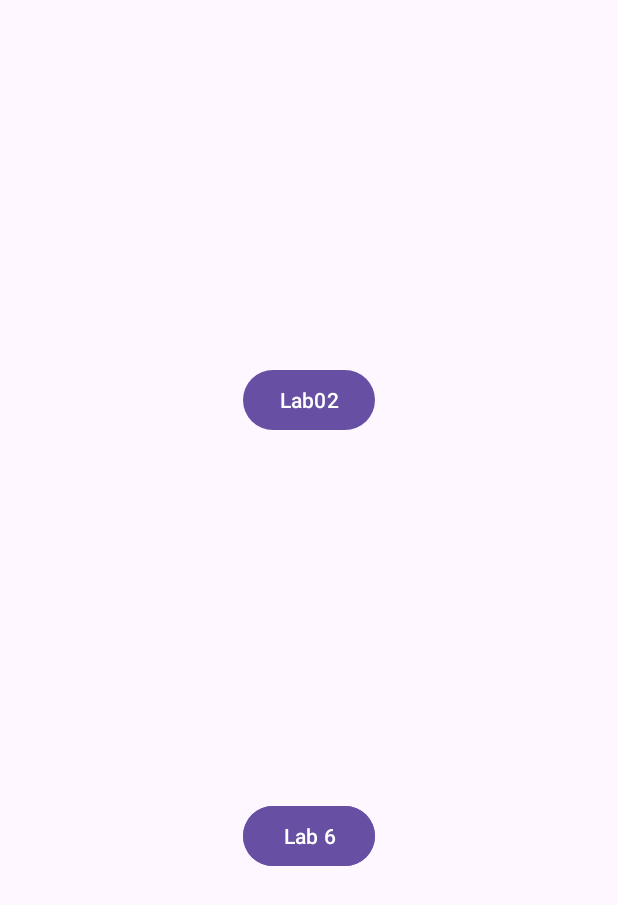
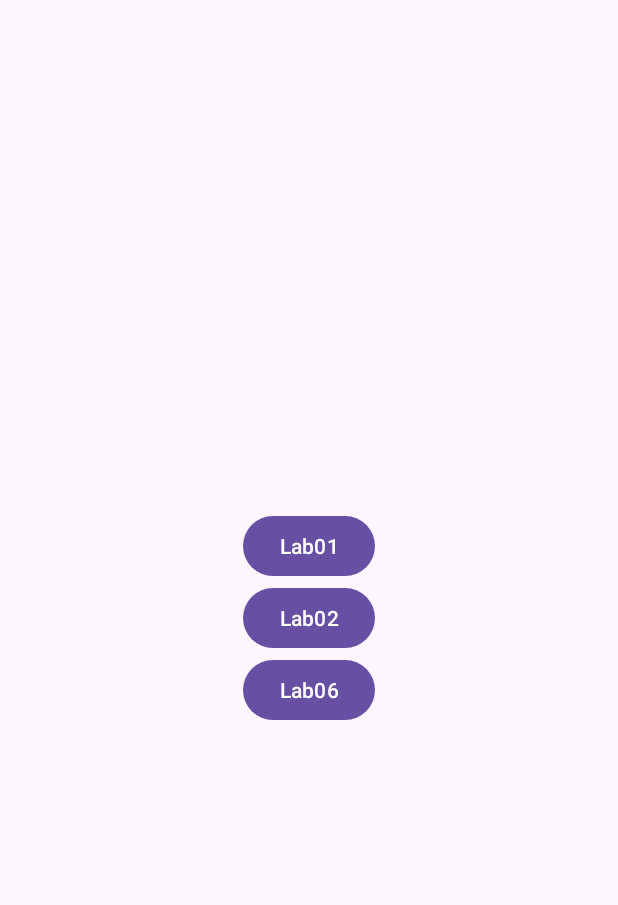
Before and after one commit to OlehKniaziev/mobile-apps-lab, an Android app built with Jetpack Compose: the screen it shows after launch (MainActivity), on a phone screen of 412 x 824 dp. Shown: the top 905 px of the screen. Run offline under Robolectric (Android 15) with nearby library versions, the phone set to English and light mode, and no system bars.

Commit message:
Fixed main screen buttons

```diff
--- a/app/src/main/res/layout/activity_main.xml
+++ b/app/src/main/res/layout/activity_main.xml
@@ -5,7 +5,22 @@
     android:id="@+id/main"
     android:layout_width="match_parent"
     android:layout_height="match_parent"
-    tools:context=".MainActivity">
+    tools:context="com.example.lab1.MainActivity">
+
+
+    <Button
+        android:id="@+id/button2"
+        android:layout_width="wrap_content"
+        android:layout_height="wrap_content"
+        android:onClick="onClickMainBtnRunLab01"
+        android:text="@string/lab01"
+        tools:layout_editor_absoluteX="161dp"
+        tools:layout_editor_absoluteY="160dp"
+        app:layout_constraintTop_toBottomOf="parent"
+        app:layout_constraintBottom_toTopOf="@+id/button"
+        app:layout_constraintLeft_toLeftOf="parent"
+        app:layout_constraintRight_toRightOf="parent"
+        app:layout_constraintHorizontal_bias="0.5"/>
 
     <Button
         android:id="@+id/button"
@@ -13,35 +28,26 @@
         android:layout_height="wrap_content"
         android:onClick="onClickMainBtnRunLab02"
         android:text="@string/lab02"
-        app:layout_constraintBottom_toTopOf="@+id/button2"
-        app:layout_constraintEnd_toEndOf="parent"
+        tools:layout_editor_absoluteX="161dp"
+        tools:layout_editor_absoluteY="341dp"
+        app:layout_constraintTop_toBottomOf="@+id/button2"
+        app:layout_constraintBottom_toTopOf="@+id/button3"
+        app:layout_constraintLeft_toLeftOf="parent"
+        app:layout_constraintRight_toRightOf="parent"
         app:layout_constraintHorizontal_bias="0.5"
-        app:layout_constraintStart_toStartOf="parent"
-        app:layout_constraintTop_toTopOf="parent"
-        app:layout_constraintVertical_bias="0.5" />
+        />
 
-    <Button
-        android:id="@+id/button2"
-        android:layout_width="wrap_content"
-        android:layout_height="wrap_content"
-        android:onClick="onClickMainBtnRunLab01"
-        android:text="@string/lab01"
-        app:layout_constraintBottom_toBottomOf="parent"
-        app:layout_constraintEnd_toEndOf="parent"
-        app:layout_constraintHorizontal_bias="0.5"
-        app:layout_constraintStart_toStartOf="parent"
-        app:layout_constraintTop_toBottomOf="@+id/button"
-        app:layout_constraintVertical_bias="0.5" />
     <Button
         android:id="@+id/button3"
         android:layout_width="wrap_content"
         android:layout_height="wrap_content"
         android:onClick="onClickMainBtnRunLab06"
         android:text="@string/lab06"
-        app:layout_constraintBottom_toBottomOf="parent"
-        app:layout_constraintEnd_toEndOf="parent"
-        app:layout_constraintHorizontal_bias="0.5"
-        app:layout_constraintStart_toStartOf="parent"
+        tools:layout_editor_absoluteX="161dp"
+        tools:layout_editor_absoluteY="517dp"
         app:layout_constraintTop_toBottomOf="@+id/button"
-        app:layout_constraintVertical_bias="0.5" />
+        app:layout_constraintBottom_toTopOf="parent"
+        app:layout_constraintLeft_toLeftOf="parent"
+        app:layout_constraintRight_toRightOf="parent"
+        app:layout_constraintHorizontal_bias="0.5"/>
 </androidx.constraintlayout.widget.ConstraintLayout>
--- a/app/src/main/res/values/strings.xml
+++ b/app/src/main/res/values/strings.xml
@@ -3,5 +3,5 @@
     <string name="lab02">Lab02</string>
     <string name="lab01">Lab01</string>
     <string name="title_activity_main">MainActivity</string>
-    <string name="lab06">Lab 6</string>
+    <string name="lab06">Lab06</string>
 </resources>
```
